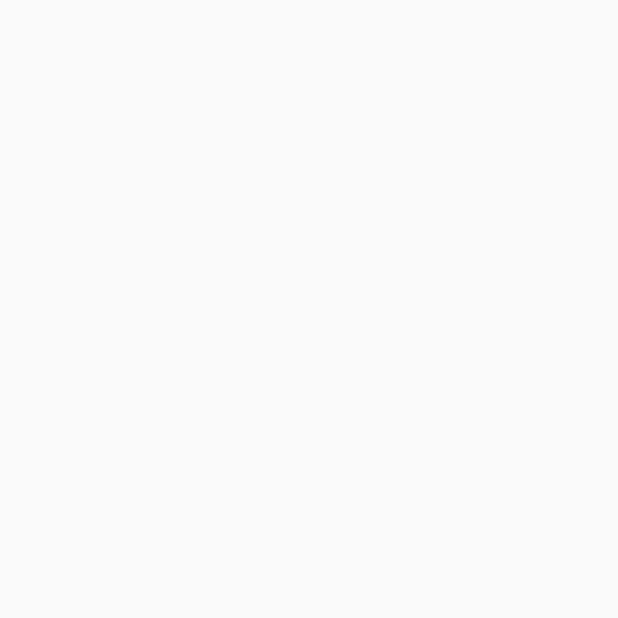
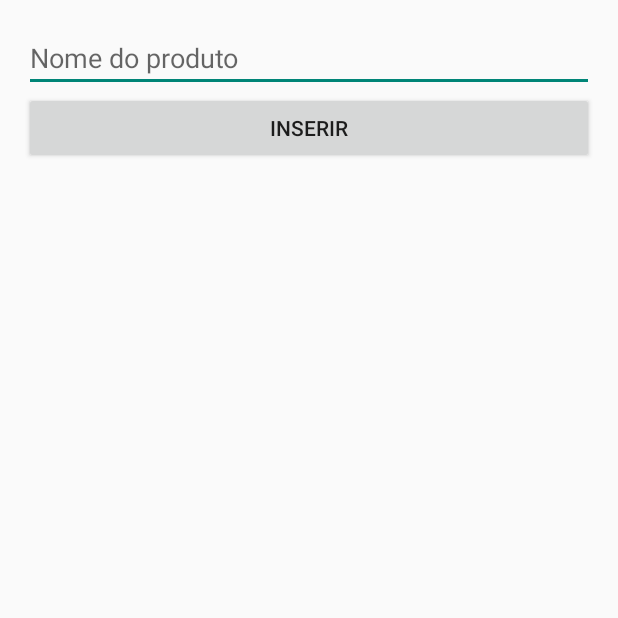
Before and after one commit to LeoMinniti/kotlinAula09052024, an Android app built with Jetpack Compose: the screen it shows after launch (MainActivity), on a phone screen of 412 x 824 dp, the top half of it. Before the commit the part shown is empty. Run offline under Robolectric (Android 15) with nearby library versions, the phone set to English and light mode, and no system bars.

Commit message:
4.Refatoração da ActivityMain para implementar a funcionalidade de in

```diff
--- a/app/src/main/java/fiap/com/aula09052024_precheckpoint03/MainActivity.kt
+++ b/app/src/main/java/fiap/com/aula09052024_precheckpoint03/MainActivity.kt
@@ -1,6 +1,8 @@
 package fiap.com.aula09052024_precheckpoint03
 
 import android.os.Bundle
+import android.widget.Button
+import android.widget.EditText
 import androidx.activity.ComponentActivity
 import androidx.activity.compose.setContent
 import androidx.compose.foundation.layout.fillMaxSize
@@ -10,10 +12,30 @@ import androidx.compose.material3.Text
 import androidx.compose.runtime.Composable
 import androidx.compose.ui.Modifier
 import androidx.compose.ui.tooling.preview.Preview
+import androidx.recyclerview.widget.RecyclerView
+import fiap.com.aula09052024_precheckpoint03.adapter.ItensAdapter
+import fiap.com.aula09052024_precheckpoint03.model.ItemModel
 import fiap.com.aula09052024_precheckpoint03.ui.theme.Aula09052024precheckpoint03Theme
 
 class MainActivity : ComponentActivity() {
     override fun onCreate(savedInstanceState: Bundle?) {
         super.onCreate(savedInstanceState)
+
+        setContentView(R.layout.activity_main)
+
+        val recyclerView = findViewById<RecyclerView>(R.id.recyclerView);
+        val itemsAdapter = ItensAdapter()
+        recyclerView.adapter = itemsAdapter
+
+        val button = findViewById<Button>(R.id.button)
+        val editText = findViewById<EditText>(R.id.editText)
+
+        button.setOnClickListener {
+            val item = ItemModel(
+                name = editText.text.toString()
+            )
+
+            itemsAdapter.addItem(item)
+        }
     }
 }
```
